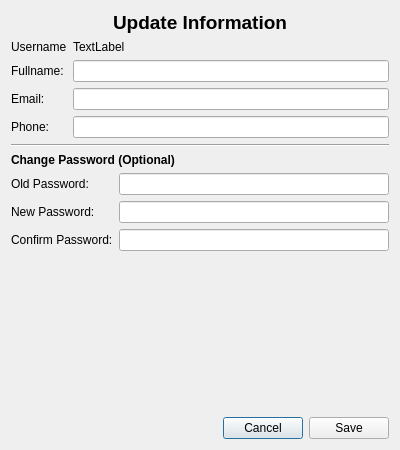
Above: src/components/dialogs/user/userupdateinfo.ui from DamPhuQuy/Scientific-Article-Management before the change. Below: the same form after it.
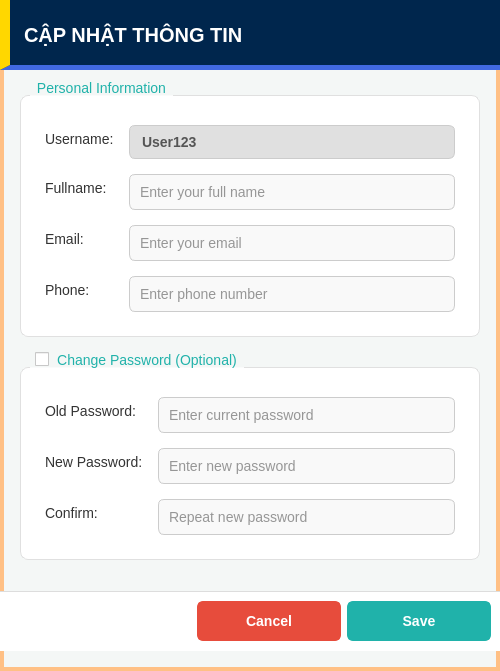
That is the form after the change.

Patch:
```diff
--- a/src/components/dialogs/user/userupdateinfo.ui
+++ b/src/components/dialogs/user/userupdateinfo.ui
@@ -6,32 +6,210 @@
    <rect>
     <x>0</x>
     <y>0</y>
-    <width>400</width>
-    <height>450</height>
+    <width>500</width>
+    <height>671</height>
    </rect>
   </property>
+  <property name="minimumSize">
+   <size>
+    <width>500</width>
+    <height>600</height>
+   </size>
+  </property>
   <property name="windowTitle">
    <string>Update User Info</string>
   </property>
+  <property name="styleSheet">
+   <string notr="true">
+/* --- CÀI ĐẶT CHUNG --- */
+QDialog#userUpdateInfo {
+    background-color: #f4f7f6;
+    border: 4px solid #FFC085;
+}
+QWidget {
+    font-family: &quot;Segoe UI&quot;, Arial, sans-serif;
+    font-size: 14px;
+}
+
+/* --- HEADER --- */
+QWidget#headerContainer {
+    background-color: #00264d;
+    border-bottom: 5px solid #4169E1;
+    border-left: 10px solid #FFD700;
+}
+
+/* --- FOOTER CONTAINER (Đã chuyển CSS lên đây để không bị lỗi nút) --- */
+QWidget#footerContainer {
+    background-color: #ffffff;
+    border-top: 1px solid #dddddd;
+}
+
+/* --- GROUP BOX --- */
+QGroupBox {
+    background-color: #ffffff;
+    border: 1px solid #e0e0e0;
+    border-radius: 8px;
+    margin-top: 15px;
+    padding-top: 20px;
+    padding-bottom: 15px;
+    padding-left: 15px;
+    padding-right: 15px;
+}
+QGroupBox::title {
+    subcontrol-origin: margin;
+    subcontrol-position: top left;
+    padding: 0 5px;
+    color: #20B2AA;
+    font-weight: bold;
+    left: 10px;
+    top: 0px;
+}
+
+/* --- INPUTS &amp; LABELS --- */
+QLabel {
+    color: #333333;
+}
+QLineEdit {
+    background-color: #f9f9f9;
+    border: 1px solid #cccccc;
+    border-radius: 6px;
+    padding: 8px;
+    color: #333333;
+}
+QLineEdit:focus {
+    background-color: #ffffff;
+    border: 2px solid #20B2AA;
+}
+
+/* Username Label (Read-only look) */
+QLabel#txtUsername {
+    color: #555555;
+    font-weight: bold;
+    background-color: #e0e0e0;
+    border: 1px solid #cccccc;
+    border-radius: 6px;
+    padding: 8px;
+}
+
+/* --- BUTTONS (Quan trọng: Selector phải rõ ràng) --- */
+QPushButton {
+    border-radius: 6px;
+    font-weight: bold;
+    padding: 10px 20px;
+    min-width: 100px;
+    color: white;
+}
+
+/* Nút Save (Xanh Ngọc) */
+QPushButton#btnSave {
+    background-color: #20B2AA;
+    border: 2px solid #20B2AA;
+}
+QPushButton#btnSave:hover {
+    background-color: #17a098;
+}
+QPushButton#btnSave:pressed {
+    background-color: #0e6b65;
+}
+
+/* Nút Cancel (Đỏ) */
+QPushButton#btnCancel {
+    background-color: #e74c3c;
+    border: 2px solid #e74c3c;
+}
+QPushButton#btnCancel:hover {
+    background-color: #c0392b;
+}
+QPushButton#btnCancel:pressed {
+    background-color: #922b21;
+}
+   </string>
+  </property>
   <layout class="QVBoxLayout" name="verticalLayout">
+   <property name="spacing">
+    <number>0</number>
+   </property>
+   <property name="leftMargin">
+    <number>0</number>
+   </property>
+   <property name="topMargin">
+    <number>0</number>
+   </property>
+   <property name="rightMargin">
+    <number>0</number>
+   </property>
+   <property name="bottomMargin">
+    <number>20</number>
+   </property>
+   <item>
+    <widget class="QWidget" name="headerContainer" native="true">
+     <property name="minimumSize">
+      <size>
+       <width>0</width>
+       <height>70</height>
+      </size>
+     </property>
+     <layout class="QHBoxLayout" name="horizontalLayout_Header">
    <item>
     <widget class="QLabel" name="labelTitle">
-     <property name="font">
-      <font>
-       <pointsize>14</pointsize>
-       <bold>true</bold>
-      </font>
+        <property name="styleSheet">
+         <string notr="true">color:#ffffff;font-weight:900;font-size:20px;background:transparent;padding-left:10px;</string>
      </property>
      <property name="text">
-      <string>Update Information</string>
+         <string>CẬP NHẬT THÔNG TIN</string>
      </property>
      <property name="alignment">
-      <set>Qt::AlignmentFlag::AlignCenter</set>
+         <set>Qt::AlignmentFlag::AlignLeading|Qt::AlignmentFlag::AlignLeft|Qt::AlignmentFlag::AlignVCenter</set>
      </property>
     </widget>
    </item>
+     </layout>
+    </widget>
+   </item>
    <item>
+    <widget class="QWidget" name="bodyContainer" native="true">
+     <layout class="QVBoxLayout" name="verticalLayout_Body">
+      <property name="spacing">
+       <number>15</number>
+      </property>
+      <property name="leftMargin">
+       <number>20</number>
+      </property>
+      <property name="topMargin">
+       <number>10</number>
+      </property>
+      <property name="rightMargin">
+       <number>20</number>
+      </property>
+      <property name="bottomMargin">
+       <number>10</number>
+      </property>
+      <item>
+       <widget class="QGroupBox" name="grpPersonal">
+        <property name="title">
+         <string>Personal Information</string>
+        </property>
     <layout class="QFormLayout" name="formLayout">
+         <property name="horizontalSpacing">
+          <number>15</number>
+         </property>
+         <property name="verticalSpacing">
+          <number>15</number>
+         </property>
+         <item row="0" column="0">
+          <widget class="QLabel" name="lblUsername">
+           <property name="text">
+            <string>Username:</string>
+           </property>
+          </widget>
+         </item>
+         <item row="0" column="1">
+          <widget class="QLabel" name="txtUsername">
+           <property name="text">
+            <string>User123</string>
+           </property>
+          </widget>
+         </item>
      <item row="1" column="0">
       <widget class="QLabel" name="lblFullname">
        <property name="text">
@@ -40,7 +218,11 @@
       </widget>
      </item>
      <item row="1" column="1">
-      <widget class="QLineEdit" name="txtFullname"/>
+          <widget class="QLineEdit" name="txtFullname">
+           <property name="placeholderText">
+            <string>Enter your full name</string>
+           </property>
+          </widget>
      </item>
      <item row="2" column="0">
       <widget class="QLabel" name="lblEmail">
@@ -50,7 +232,11 @@
       </widget>
      </item>
      <item row="2" column="1">
-      <widget class="QLineEdit" name="txtEmail"/>
+          <widget class="QLineEdit" name="txtEmail">
+           <property name="placeholderText">
+            <string>Enter your email</string>
+           </property>
+          </widget>
      </item>
      <item row="3" column="0">
       <widget class="QLabel" name="lblPhone">
@@ -60,45 +246,33 @@
       </widget>
      </item>
      <item row="3" column="1">
-      <widget class="QLineEdit" name="txtPhone"/>
-     </item>
-     <item row="0" column="0">
-      <widget class="QLabel" name="lblUsername">
-       <property name="text">
-        <string>Username</string>
-       </property>
-      </widget>
-     </item>
-     <item row="0" column="1">
-      <widget class="QLabel" name="txtUsername">
-       <property name="text">
-        <string>TextLabel</string>
+          <widget class="QLineEdit" name="txtPhone">
+           <property name="placeholderText">
+            <string>Enter phone number</string>
        </property>
       </widget>
      </item>
     </layout>
-   </item>
-   <item>
-    <widget class="Line" name="line">
-     <property name="orientation">
-      <enum>Qt::Orientation::Horizontal</enum>
-     </property>
     </widget>
    </item>
    <item>
-    <widget class="QLabel" name="labelPassword">
-     <property name="font">
-      <font>
-       <bold>true</bold>
-      </font>
-     </property>
-     <property name="text">
+       <widget class="QGroupBox" name="grpPassword">
+        <property name="title">
       <string>Change Password (Optional)</string>
      </property>
-    </widget>
-   </item>
-   <item>
+        <property name="checkable">
+         <bool>true</bool>
+        </property>
+        <property name="checked">
+         <bool>false</bool>
+        </property>
     <layout class="QFormLayout" name="formLayoutPassword">
+         <property name="horizontalSpacing">
+          <number>15</number>
+         </property>
+         <property name="verticalSpacing">
+          <number>15</number>
+         </property>
      <item row="0" column="0">
       <widget class="QLabel" name="lblOldPass">
        <property name="text">
@@ -111,6 +285,9 @@
        <property name="echoMode">
         <enum>QLineEdit::EchoMode::Password</enum>
        </property>
+           <property name="placeholderText">
+            <string>Enter current password</string>
+           </property>
       </widget>
      </item>
      <item row="1" column="0">
@@ -125,12 +302,15 @@
        <property name="echoMode">
         <enum>QLineEdit::EchoMode::Password</enum>
        </property>
+           <property name="placeholderText">
+            <string>Enter new password</string>
+           </property>
       </widget>
      </item>
      <item row="2" column="0">
       <widget class="QLabel" name="lblConfirmPass">
        <property name="text">
-        <string>Confirm Password:</string>
+            <string>Confirm:</string>
        </property>
       </widget>
      </item>
@@ -139,9 +319,13 @@
        <property name="echoMode">
         <enum>QLineEdit::EchoMode::Password</enum>
        </property>
+           <property name="placeholderText">
+            <string>Repeat new password</string>
+           </property>
       </widget>
      </item>
     </layout>
+       </widget>
    </item>
    <item>
     <spacer name="verticalSpacer">
@@ -156,8 +340,18 @@
      </property>
     </spacer>
    </item>
+     </layout>
+    </widget>
+   </item>
    <item>
+    <widget class="QWidget" name="footerContainer" native="true">
     <layout class="QHBoxLayout" name="horizontalLayout">
+      <property name="topMargin">
+       <number>10</number>
+      </property>
+      <property name="bottomMargin">
+       <number>10</number>
+      </property>
      <item>
       <spacer name="horizontalSpacer">
        <property name="orientation">
@@ -186,6 +380,7 @@
       </widget>
      </item>
     </layout>
+    </widget>
    </item>
   </layout>
  </widget>
```
Left out of the diff: 6 changed lines with no effect on the pictures. Lines whose indentation alone changed are shown as unchanged.
